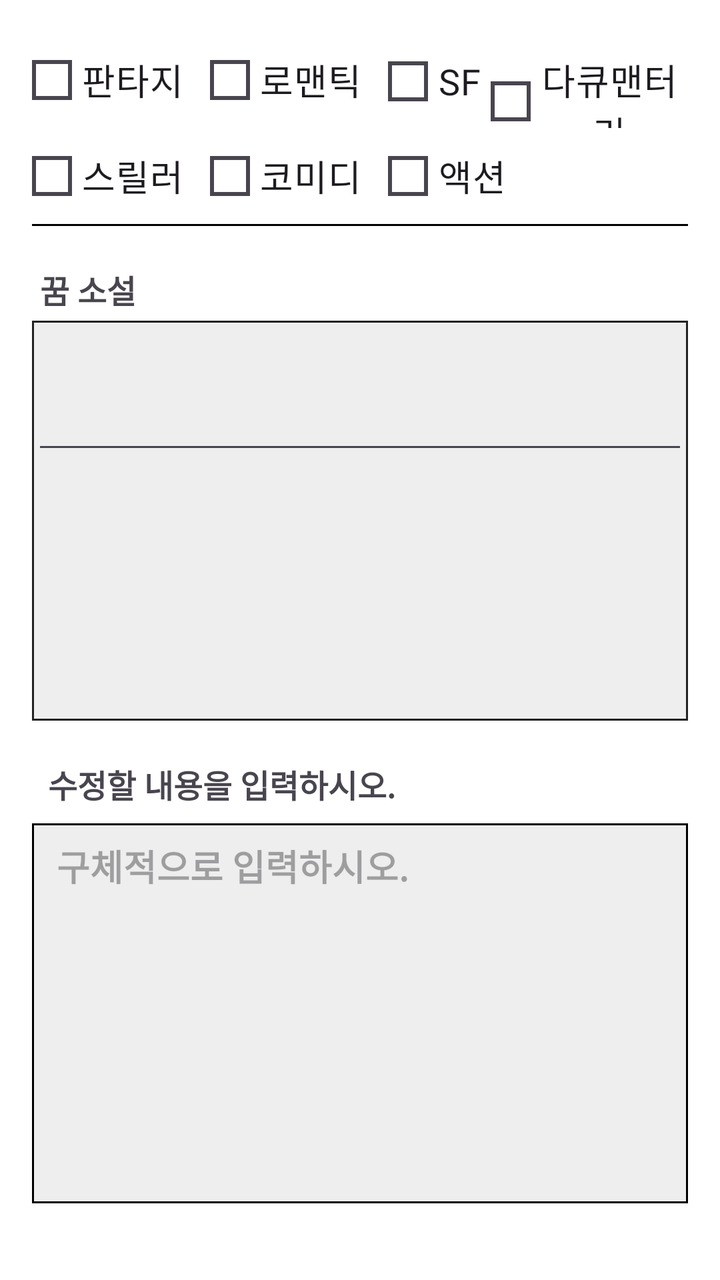
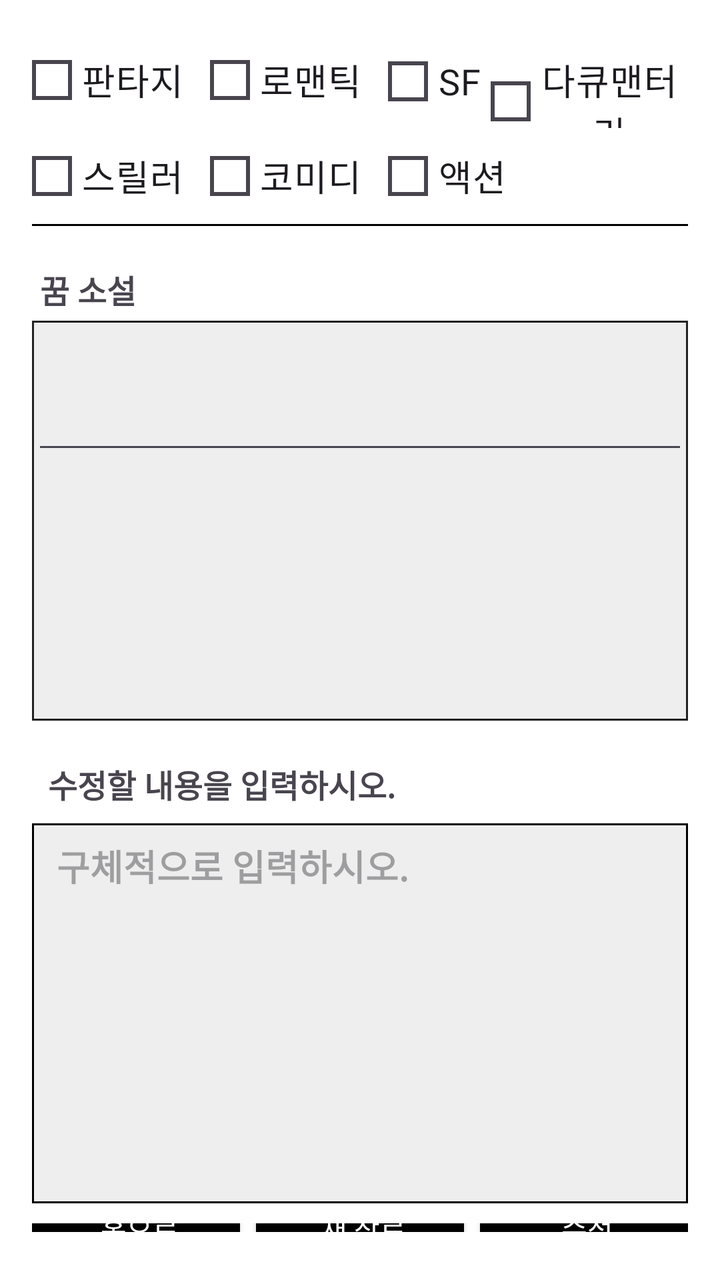

Screens rendered from an Android XML layout before and after an edit, with the pre-edit source and the edit as a unified diff.
<!-- AndroidManifest.xml: application theme Theme.Material3.DayNight.NoActionBar -->
<!-- res/layout/activity_dream_based_new_nov.xml -->
<?xml version="1.0" encoding="utf-8"?>
<LinearLayout xmlns:android="http://schemas.android.com/apk/res/android"
    android:layout_width="match_parent"
    android:layout_height="match_parent"
    android:orientation="vertical"
    android:padding="16dp"
    android:background="#FFFFFF">

    <RadioGroup
        android:id="@+id/radioGroup_genre"
        android:layout_width="wrap_content"
        android:layout_height="wrap_content"
        android:orientation="vertical"
        android:layout_marginBottom="12dp">

        <LinearLayout
            android:layout_width="wrap_content"
            android:layout_height="48dp"
            android:orientation="horizontal">

            <RadioButton
                android:id="@+id/radio_fantasy"
                android:layout_width="wrap_content"
                android:layout_height="wrap_content"
                android:layout_marginEnd="8dp"
                android:text="@string/nov_1"
                android:textSize="18sp"
                android:paddingStart="5dp"
                android:paddingEnd="5dp"
                android:fontFamily="@font/spoqahansansneo_bold"
                android:button="@drawable/custom_radio_selector"
                android:gravity="center" />

            <RadioButton
                android:id="@+id/radio_romantic"
                android:layout_width="wrap_content"
                android:layout_height="wrap_content"
                android:layout_marginEnd="8dp"
                android:text="@string/nov_2"
                android:textSize="18sp"
                android:paddingStart="5dp"
                android:paddingEnd="5dp"
                android:button="@drawable/custom_radio_selector"
                android:fontFamily="@font/spoqahansansneo_bold"
                android:gravity="center"/>

            <RadioButton
                android:id="@+id/radio_sf"
                android:layout_width="wrap_content"
                android:layout_height="wrap_content"
                android:button="@drawable/custom_radio_selector"
                android:fontFamily="@font/spoqahansansneo_bold"
                android:gravity="center"
                android:paddingStart="5dp"
                android:paddingEnd="5dp"
                android:text="@string/nov_3"
                android:textSize="18sp" />

            <RadioButton
                android:id="@+id/radio_documentary"
                android:layout_width="wrap_content"
                android:layout_height="wrap_content"
                android:button="@drawable/custom_radio_selector"
                android:fontFamily="@font/spoqahansansneo_bold"
                android:gravity="center"
                android:paddingStart="5dp"
                android:paddingEnd="5dp"
                android:text="@string/nov_4"
                android:textSize="18sp" />

        </LinearLayout>

        <LinearLayout
            android:layout_width="370dp"
            android:layout_height="48dp"
            android:orientation="horizontal">

            <RadioButton
                android:id="@+id/radio_thriller"
                android:layout_width="wrap_content"
                android:layout_height="wrap_content"
                android:text="@string/nov_5"
                android:textSize="18sp"
                android:paddingStart="5dp"
                android:paddingEnd="5dp"
                android:button="@drawable/custom_radio_selector"
                android:layout_marginEnd="8dp"
                android:fontFamily="@font/spoqahansansneo_bold"
                android:gravity="center"/>

            <RadioButton
                android:id="@+id/radio_comedy"
                android:layout_width="wrap_content"
                android:layout_height="wrap_content"
                android:text="@string/nov_6"
                android:textSize="18sp"
                android:paddingStart="5dp"
                android:paddingEnd="5dp"
                android:button="@drawable/custom_radio_selector"
                android:layout_marginEnd="8dp"
                android:fontFamily="@font/spoqahansansneo_bold"
                android:gravity="center"/>

            <RadioButton
                android:id="@+id/radio_action"
                android:layout_width="wrap_content"
                android:layout_height="wrap_content"
                android:text="@string/nov_7"
                android:textSize="18sp"
                android:paddingStart="5dp"
                android:paddingEnd="5dp"
                android:button="@drawable/custom_radio_selector"
                android:fontFamily="@font/spoqahansansneo_bold"
                android:gravity="center"/>
        </LinearLayout>

        <View
            android:layout_width="match_parent"
            android:layout_height="1dp"
            android:background="#000000" />
    </RadioGroup>
    
    
    <TextView
        android:id="@+id/tvAnalysisLabel"
        android:layout_width="wrap_content"
        android:layout_height="wrap_content"
        android:layout_marginStart="4dp"
        android:layout_marginTop="8dp"
        android:fontFamily="@font/spoqahansansneo_bold"
        android:text="@string/title_1"
        android:textSize="16sp"
        android:textStyle="bold"/>

    
    <ScrollView
        android:id="@+id/scrollGenerated"
        android:layout_width="match_parent"
        android:layout_height="200dp"
        android:layout_marginTop="4dp"
        android:layout_marginBottom="12dp"
        android:background="@drawable/box_border"
        android:overScrollMode="always"
        android:scrollbars="vertical">

        <LinearLayout
            android:layout_width="match_parent"
            android:layout_height="wrap_content"
            android:orientation="vertical">

            <EditText
                android:id="@+id/tvDreamAnalysis"
                android:layout_width="match_parent"
                android:layout_height="wrap_content"
                android:hint="@string/h_null"
                android:minLines="3"
                android:padding="8dp"
                android:textSize="15sp"/>
        </LinearLayout>
    </ScrollView>

    
    <TextView
        android:layout_width="wrap_content"
        android:layout_height="wrap_content"
        android:text="@string/title_que_2"
        android:textSize="16sp"
        android:layout_marginStart="4dp"
        android:layout_marginTop="8dp"
        android:fontFamily="@font/spoqahansansneo_bold"
        android:textStyle="bold"/>

    
    <EditText
        android:id="@+id/etDreamInput_1"
        android:layout_width="match_parent"
        android:layout_height="190dp"
        android:layout_marginTop="8dp"
        android:layout_marginBottom="16dp"
        android:autofillHints="username"
        android:background="@drawable/tv_border_2"
        android:gravity="top"
        android:textStyle="bold"
        android:hint="@string/title_que_h_4"
        android:inputType="textMultiLine"
        android:padding="8dp"/>

    
    <LinearLayout
        android:layout_width="match_parent"
        android:layout_height="wrap_content"
        android:orientation="horizontal"
        android:gravity="center"
        android:paddingTop="8dp"
        android:layout_marginBottom="8dp">

        <androidx.appcompat.widget.AppCompatButton
            android:id="@+id/btn_home"
            android:layout_width="0dp"
            android:layout_height="48dp"
            android:layout_weight="1"
            android:text="@string/btn_tit_1"
            android:textColor="#FFFFFF"
            android:background="@drawable/rounded_login"
            android:textSize="14sp"
            android:gravity="center"
            android:layout_marginEnd="8dp"/>

        <androidx.appcompat.widget.AppCompatButton
            android:id="@+id/btn_save"
            android:layout_width="0dp"
            android:layout_height="48dp"
            android:layout_weight="1"
            android:text="@string/btn_tit_2"
            android:textColor="#FFFFFF"
            android:background="@drawable/rounded_login"
            android:textSize="14sp"
            android:gravity="center"
            android:layout_marginEnd="8dp"/>

        <androidx.appcompat.widget.AppCompatButton
            android:id="@+id/btn_submit"
            android:layout_width="0dp"
            android:layout_height="48dp"
            android:layout_weight="1"
            android:text="@string/btn_tit_3"
            android:textColor="#FFFFFF"
            android:background="@drawable/rounded_login"
            android:textSize="14sp"
            android:gravity="center"/>
    </LinearLayout>
</LinearLayout>
<!-- resources referenced by this layout -->
<resources>
  <!-- drawable box_border (drawable) -->
  <?xml version="1.0" encoding="utf-8"?>
  <shape xmlns:android="http://schemas.android.com/apk/res/android"
      android:shape="rectangle">
      <solid android:color="#EEEEEE"/> 
      <stroke android:width="1dp" android:color="#222222"/> 
      
  </shape>
  <!-- drawable custom_radio_selector (drawable) -->
  <?xml version="1.0" encoding="utf-8"?>
  <selector xmlns:android="http://schemas.android.com/apk/res/android">
      <item android:state_checked="true" android:drawable="@drawable/radio_checked" />
      <item android:drawable="@drawable/radio_unchecked" />
  </selector>
  <!-- drawable rounded_login (drawable) -->
  <?xml version="1.0" encoding="utf-8"?>
  <shape xmlns:android="http://schemas.android.com/apk/res/android">
      <solid android:color="#000000"/> 
      <corners android:radius="10dp"/> 
      <stroke android:color="#000000" android:width="2dp"/> 
  </shape>
  <!-- drawable tv_border_2 (drawable) -->
  <?xml version="1.0" encoding="utf-8"?>
  <shape xmlns:android="http://schemas.android.com/apk/res/android"
      android:shape="rectangle">
      
      <solid android:color="#EEEEEE"/>
      
      <stroke android:width="1dp" android:color="#000000"/> 
      
  </shape>
  <string name="btn_tit_1">" 홈으로"</string>
  <string name="btn_tit_2">" 새 장르"</string>
  <string name="btn_tit_3">" 수정"</string>
  <string name="h_null">""</string>
  <string name="nov_1">"판타지"</string>
  <string name="nov_2">"로맨틱"</string>
  <string name="nov_3">"SF"</string>
  <string name="nov_4">"다큐맨터리"</string>
  <string name="nov_5">"스릴러"</string>
  <string name="nov_6">"코미디"</string>
  <string name="nov_7">"액션"</string>
  <string name="title_1">"꿈 소설"</string>
  <string name="title_que_2">" 수정할 내용을 입력하시오."</string>
  <string name="title_que_h_4">" 구체적으로 입력하시오."</string>
  <!-- drawable radio_checked (drawable) -->
  <?xml version="1.0" encoding="utf-8"?>
  <vector xmlns:android="http://schemas.android.com/apk/res/android"
      android:width="20dp"
      android:height="20dp"
      android:viewportWidth="24"
      android:viewportHeight="24">
      <path
          android:fillColor="#000000"
          android:pathData="M9,16.17L4.83,12l-1.42,1.41L9,19 21,7l-1.41,-1.41z"/>
  </vector>
  <!-- drawable radio_unchecked (drawable) -->
  <?xml version="1.0" encoding="utf-8"?>
  <shape xmlns:android="http://schemas.android.com/apk/res/android"
      android:shape="rectangle">
      <solid android:color="@android:color/transparent" />
      <stroke
          android:width="2dp"
          android:color="#000000" />
      <corners android:radius="0dp" />
      <size
          android:width="20dp"
          android:height="20dp" />
  </shape>
</resources>

<!-- the commit's change to res/layout/activity_dream_based_new_nov.xml (unified diff, before → after) -->
@@ -176,7 +176,7 @@
         android:layout_width="match_parent"
         android:layout_height="190dp"
         android:layout_marginTop="8dp"
-        android:layout_marginBottom="16dp"
+        android:layout_marginBottom="10dp"
         android:autofillHints="username"
         android:background="@drawable/tv_border_2"
         android:gravity="top"
@@ -191,7 +191,6 @@
         android:layout_height="wrap_content"
         android:orientation="horizontal"
         android:gravity="center"
-        android:paddingTop="8dp"
         android:layout_marginBottom="8dp">
 
         <androidx.appcompat.widget.AppCompatButton
